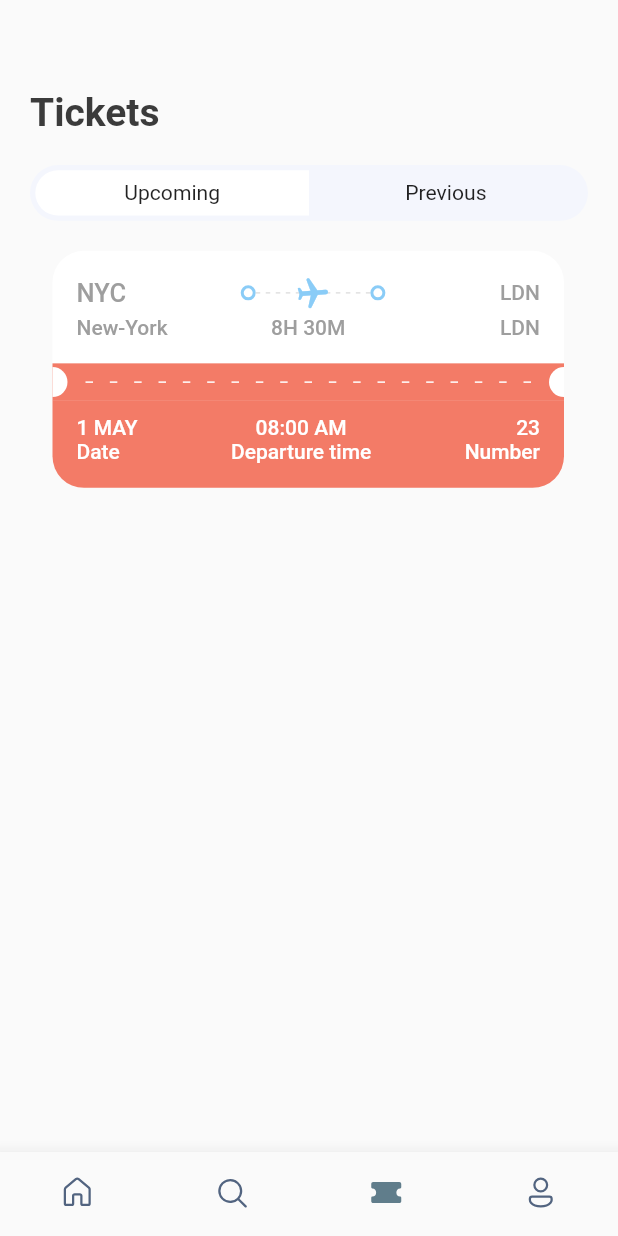
After one commit to chawatvish/booktickets, a Flutter app: the screen it shows after launch, item 3 of the bottom bar chosen, on a phone screen of 412 x 824 dp. The commit adds this screen. Run offline on Flutter 3.47's test engine with Material 2 defaults, Android fonts, the phone set to English and light mode, and no system bars; our stand-ins replace fluentui_icons, gap, get; missing offline and left inert: dart:ffi.

Commit message:
[Day 4] Extract common tab widget and get custom color boolean to set custom color for reusable view

```diff
--- a/lib/screens/bottom_bar.dart
+++ b/lib/screens/bottom_bar.dart
@@ -1,5 +1,6 @@
 import 'package:booktickets_flutter/screens/home_screen.dart';
 import 'package:booktickets_flutter/screens/search_screen.dart';
+import 'package:booktickets_flutter/screens/ticket_screen.dart';
 import 'package:fluentui_icons/fluentui_icons.dart';
 import 'package:flutter/material.dart';
 
@@ -16,7 +17,7 @@ class _BottomBarState extends State<BottomBar> {
   static final List<Widget> _widgetOptions = [
     const HomeScreen(),
     const SearchScreen(),
-    const Text("Ticket"),
+    const TicketScreen(),
     const Text("Profile"),
   ];
 
--- a/lib/screens/search_screen.dart
+++ b/lib/screens/search_screen.dart
@@ -25,7 +25,10 @@ class SearchScreen extends StatelessWidget {
             style: Styles.headLineStyle1.copyWith(fontSize: 35),
           ),
           const Gap(20),
-          const AppTicketTabs(),
+          const AppTicketTabs(
+            firstTab: 'Airline Tickets',
+            secondTab: 'Hotels',
+          ),
           const Gap(25),
           const AppIconText(
               icon: Icons.flight_takeoff_rounded, text: 'Departure'),
--- /dev/null
+++ b/lib/screens/ticket_screen.dart
@@ -0,0 +1,41 @@
+import 'package:booktickets_flutter/screens/ticket_view.dart';
+import 'package:booktickets_flutter/utils/app_style.dart';
+import 'package:booktickets_flutter/widgets/ticket_tabs.dart';
+import 'package:flutter/material.dart';
+import 'package:gap/gap.dart';
+
+import '../utils/app_info_list.dart';
+
+class TicketScreen extends StatelessWidget {
+  const TicketScreen({Key? key}) : super(key: key);
+
+  @override
+  Widget build(BuildContext context) {
+    return Scaffold(
+      body: Stack(
+        children: [
+          ListView(
+            padding: const EdgeInsets.symmetric(vertical: 20, horizontal: 20),
+            children: [
+              const Gap(40),
+              Text(
+                'Tickets',
+                style: Styles.headLineStyle1,
+              ),
+              const Gap(20),
+              const AppTicketTabs(firstTab: 'Upcoming', secondTab: 'Previous'),
+              const Gap(20),
+              Container(
+                padding: const EdgeInsets.only(left: 15),
+                child: TicketView(
+                  ticket: ticketList[0],
+                  isSetDefaultColor: false,
+                ),
+              ),
+            ],
+          ),
+        ],
+      ),
+    );
+  }
+}
--- a/lib/screens/ticket_view.dart
+++ b/lib/screens/ticket_view.dart
@@ -1,3 +1,5 @@
+import 'dart:ffi';
+
 import 'package:booktickets_flutter/utils/app_layout.dart';
 import 'package:booktickets_flutter/utils/app_style.dart';
 import 'package:flutter/material.dart';
@@ -7,8 +9,11 @@ import '../widgets/thick_container.dart';
 
 class TicketView extends StatelessWidget {
   final Map<String, dynamic> ticket;
+  final bool isSetDefaultColor;
 
-  const TicketView({Key? key, required this.ticket}) : super(key: key);
+  const TicketView(
+      {Key? key, required this.ticket, this.isSetDefaultColor = true})
+      : super(key: key);
 
   @override
   Widget build(BuildContext context) {
@@ -25,9 +30,11 @@ class TicketView extends StatelessWidget {
             showing the blue part of the card/ticket
              */
             Container(
-              decoration: const BoxDecoration(
-                color: Color(0xFF526799),
-                borderRadius: BorderRadius.only(
+              decoration: BoxDecoration(
+                color: isSetDefaultColor == true
+                    ? const Color(0xFF526799)
+                    : Colors.white,
+                borderRadius: const BorderRadius.only(
                     topLeft: Radius.circular(21),
                     topRight: Radius.circular(21)),
               ),
@@ -38,11 +45,15 @@ class TicketView extends StatelessWidget {
                     children: [
                       Text(
                         '${ticket['from']['code']}',
-                        style:
-                            Styles.headLineStyle3.copyWith(color: Colors.white),
+                        style: isSetDefaultColor == true
+                            ? Styles.headLineStyle3
+                                .copyWith(color: Colors.white)
+                            : Styles.headLineStyle3,
                       ),
                       Expanded(child: Container()),
-                      const ThickContainer(),
+                      ThickContainer(
+                        isSetDefaultColor: isSetDefaultColor,
+                      ),
                       Expanded(
                         child: Stack(
                           children: [
@@ -59,12 +70,14 @@ class TicketView extends StatelessWidget {
                                     children: List.generate(
                                       (constraints.constrainWidth() / 6)
                                           .floor(),
-                                      (index) => const SizedBox(
+                                      (index) => SizedBox(
                                         width: 3,
                                         height: 1,
                                         child: DecoratedBox(
                                           decoration: BoxDecoration(
-                                              color: Colors.white),
+                                              color: isSetDefaultColor == true
+                                                  ? Colors.white
+                                                  : Colors.grey.shade300),
                                         ),
                                       ),
                                     ),
@@ -75,21 +88,27 @@ class TicketView extends StatelessWidget {
                             Center(
                               child: Transform.rotate(
                                 angle: 1.5,
-                                child: const Icon(
+                                child: Icon(
                                   Icons.local_airport_rounded,
-                                  color: Colors.white,
+                                  color: isSetDefaultColor == true
+                                      ? Colors.white
+                                      : const Color(0xFF8ACCF7),
                                 ),
                               ),
                             ),
                           ],
                         ),
                       ),
-                      const ThickContainer(),
+                      ThickContainer(
+                        isSetDefaultColor: isSetDefaultColor,
+                      ),
                       Expanded(child: Container()),
                       Text(
                         '${ticket['to']['code']}',
-                        style:
-                            Styles.headLineStyle3.copyWith(color: Colors.white),
+                        style: isSetDefaultColor == true
+                            ? Styles.headLineStyle3
+                                .copyWith(color: Colors.white)
+                            : Styles.headLineStyle4,
                       ),
                     ],
                   ),
@@ -101,21 +120,27 @@ class TicketView extends StatelessWidget {
                         width: 100,
                         child: Text(
                           '${ticket['from']['name']}',
-                          style: Styles.headLineStyle4
-                              .copyWith(color: Colors.white),
+                          style: isSetDefaultColor == true
+                              ? Styles.headLineStyle4
+                                  .copyWith(color: Colors.white)
+                              : Styles.headLineStyle4,
                         ),
                       ),
                       Text(
                         '${ticket['flying_time']}',
-                        style:
-                            Styles.headLineStyle4.copyWith(color: Colors.white),
+                        style: isSetDefaultColor == true
+                            ? Styles.headLineStyle4
+                                .copyWith(color: Colors.white)
+                            : Styles.headLineStyle4,
                       ),
                       SizedBox(
                         width: 100,
                         child: Text(
                           '${ticket['to']['code']}',
-                          style: Styles.headLineStyle4
-                              .copyWith(color: Colors.white),
+                          style: isSetDefaultColor == true
+                              ? Styles.headLineStyle4
+                                  .copyWith(color: Colors.white)
+                              : Styles.headLineStyle4,
                           textAlign: TextAlign.end,
                         ),
                       ),
--- a/lib/widgets/thick_container.dart
+++ b/lib/widgets/thick_container.dart
@@ -1,7 +1,10 @@
 import 'package:flutter/material.dart';
 
 class ThickContainer extends StatelessWidget {
-  const ThickContainer({Key? key}) : super(key: key);
+  final bool isSetDefaultColor;
+
+  const ThickContainer({Key? key, this.isSetDefaultColor = true})
+      : super(key: key);
 
   @override
   Widget build(BuildContext context) {
@@ -9,7 +12,11 @@ class ThickContainer extends StatelessWidget {
       padding: const EdgeInsets.all(3.0),
       decoration: BoxDecoration(
         borderRadius: BorderRadius.circular(20),
-        border: Border.all(width: 2, color: Colors.white),
+        border: Border.all(
+            width: 2,
+            color: isSetDefaultColor == true
+                ? Colors.white
+                : const Color(0xFF8ACCF7)),
       ),
     );
   }
--- a/lib/widgets/ticket_tabs.dart
+++ b/lib/widgets/ticket_tabs.dart
@@ -2,7 +2,12 @@ import 'package:booktickets_flutter/utils/app_layout.dart';
 import 'package:flutter/material.dart';
 
 class AppTicketTabs extends StatelessWidget {
-  const AppTicketTabs({Key? key}) : super(key: key);
+  final String firstTab;
+  final String secondTab;
+
+  const AppTicketTabs(
+      {Key? key, required this.firstTab, required this.secondTab})
+      : super(key: key);
 
   @override
   Widget build(BuildContext context) {
@@ -26,7 +31,7 @@ class AppTicketTabs extends StatelessWidget {
                 ),
                 color: Colors.white,
               ),
-              child: const Center(child: Text('Airline tickets')),
+              child: Center(child: Text(firstTab)),
             ),
             Container(
               width: size.width * .44,
@@ -37,7 +42,7 @@ class AppTicketTabs extends StatelessWidget {
                 ),
                 color: Colors.transparent,
               ),
-              child: const Center(child: Text('Hotels')),
+              child: Center(child: Text(secondTab)),
             ),
           ],
         ),
```
